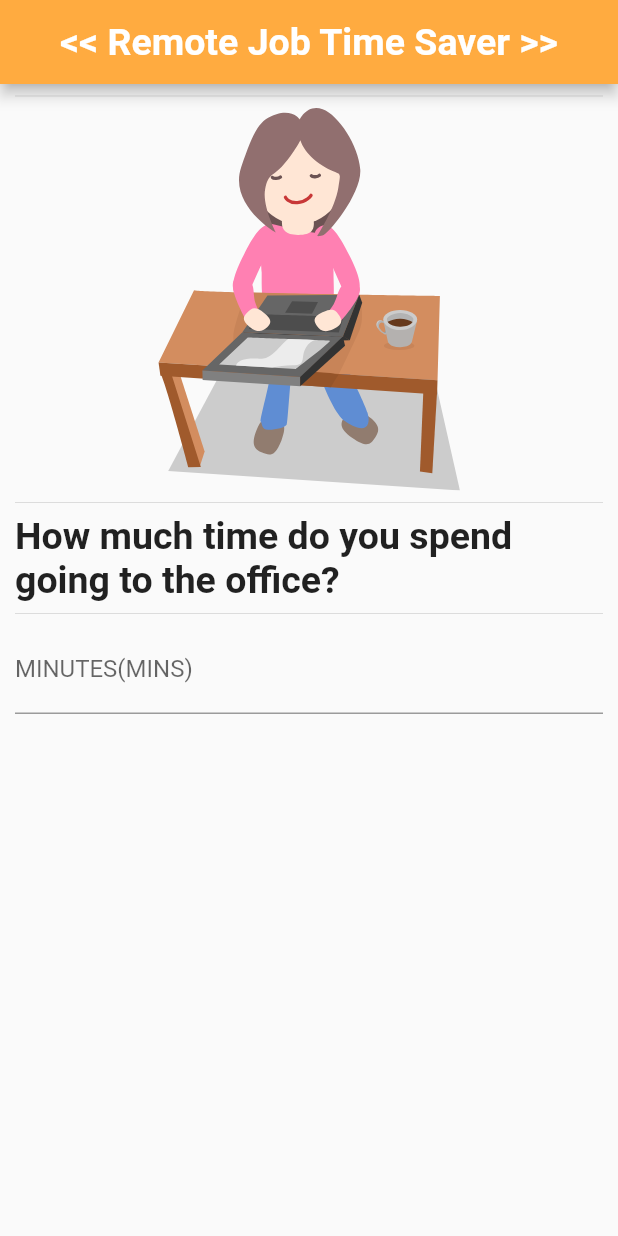
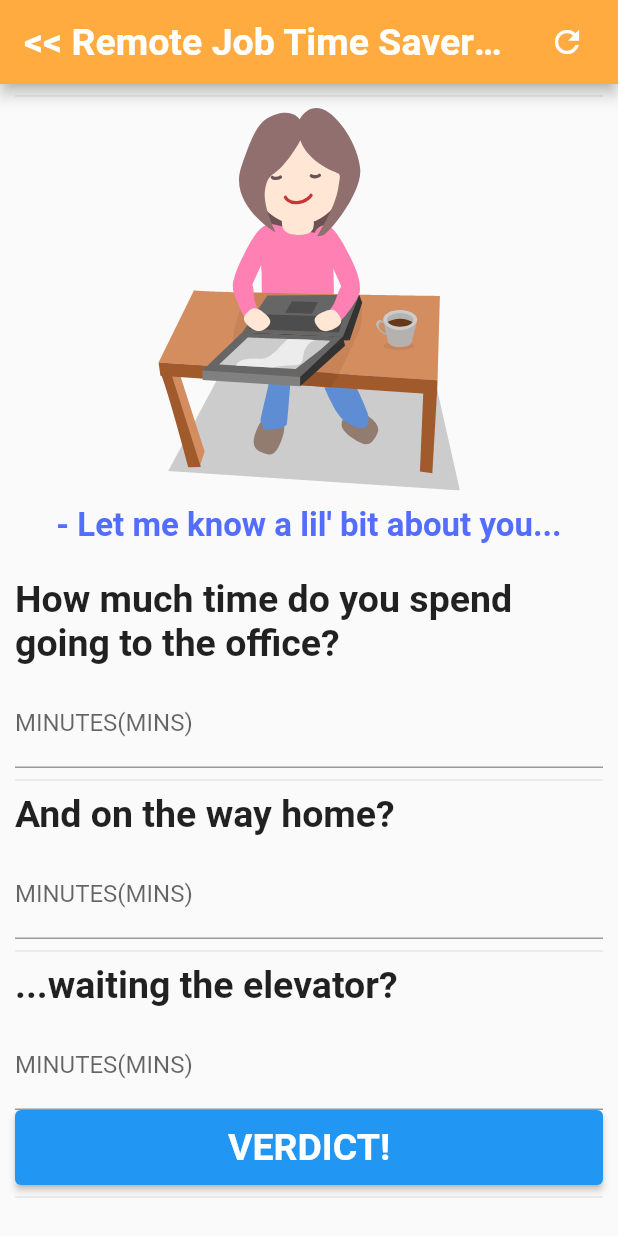
Before and after one commit to prfigueiredo/time_saver, a Flutter app: the screen it shows after launch, on a phone screen of 412 x 824 dp. Run offline on Flutter 3.47's test engine with Material 2 defaults, Android fonts, the light colour scheme and no system bars; our stand-ins replace flutter_svg.

Commit message:
View and Presenter almost done

```diff
--- a/lib/Presenter/presenter_page.dart
+++ b/lib/Presenter/presenter_page.dart
@@ -1,4 +1,44 @@
+import 'package:flutter/material.dart';
+
 // Presenter (Model-View-Presenter pattern)
 class Presenter{
+  //Vars
+  late String picture = 'assets/remote.svg';
+  late String info =  "- Let me know a lil' bit about you...";
+  double? tempo;
+
+  //Controllers
+  TextEditingController goController = TextEditingController();
+  TextEditingController backController = TextEditingController();
+  TextEditingController elevatorController = TextEditingController();
+
+  //A method that calculates spent time by the user.
+  void calculate(){
+    double go = double.parse(goController.text.replaceAll(',', '.'));
+    double back = double.parse(backController.text.replaceAll(',', '.'));
+    double elevator = double.parse(elevatorController.text.replaceAll(',', '.'));
+    //22 worked by month - 12 months worked per year
+    tempo = ((go + back + elevator) * 22/60*12)/24;
+  }
+
+  //A method to change the SVG
+  void change(){
+    picture = 'assets/stressedout.svg';
+    if(tempo == null) {
+      info = "Error loading data...";
+      print(tempo);
+    }else{
+      info = "Gosh! You saved ${tempo.toString()} days per year of your life!";
+    }
+  }
+
+  //A method to refresh information
+  void refresh(){
+    goController.clear();
+    backController.clear();
+    elevatorController.clear();
+    picture = 'assets/remote.svg';
+    info =  "- Let me know a lil' bit about you...";
+  }
 
 }
--- a/lib/View/home_page.dart
+++ b/lib/View/home_page.dart
@@ -1,5 +1,6 @@
 import 'package:flutter/material.dart';
 import 'package:flutter_svg/flutter_svg.dart';
+import 'package:time_saver/Presenter/presenter_page.dart';
 
 //View (Model-View-Presenter pattern)
 class Home extends StatefulWidget {
@@ -10,6 +11,9 @@ class Home extends StatefulWidget {
 }
 
 class _HomeState extends State<Home> {
+  //Instancing Presenter
+  Presenter c = Presenter();
+
   @override
   Widget build(BuildContext context) {
     return Scaffold(
@@ -20,6 +24,17 @@ class _HomeState extends State<Home> {
         ),
         backgroundColor: Colors.orangeAccent,
         centerTitle: true,
+        actions: [
+          IconButton(
+            onPressed: () {
+              setState(() {
+                c.refresh();
+              });
+            },
+            icon: Icon(Icons.refresh),
+          ),
+          const SizedBox(width: 10),
+        ],
       ),
       body: SingleChildScrollView(
         padding: const EdgeInsets.fromLTRB(10, 0, 10, 0),
@@ -28,22 +43,78 @@ class _HomeState extends State<Home> {
           children: [
             const Divider(),
             SvgPicture.asset(
-              'assets/remote.svg',
               height: 255,
+              c.picture,
             ),
-            const Divider(),
+            const SizedBox(height: 10),
+            Center(
+                child: Text(
+              c.info,
+              style: TextStyle(
+                  fontWeight: FontWeight.bold,
+                  fontSize: 22,
+                  color: Colors.indigoAccent),
+            )),
+            const SizedBox(
+              height: 22,
+            ),
             Text(
               'How much time do you spend going to the office?',
               style: TextStyle(fontWeight: FontWeight.bold, fontSize: 25),
             ),
-            const Divider(),
+            const SizedBox(height: 10),
             TextField(
               keyboardType: TextInputType.number,
               decoration: InputDecoration(
                 labelText: 'MINUTES(MINS)',
               ),
               textAlign: TextAlign.center,
+              controller: c.goController,
             ),
+            const Divider(),
+            Text(
+              'And on the way home?',
+              style: TextStyle(fontSize: 25, fontWeight: FontWeight.bold),
+            ),
+            const SizedBox(height: 10),
+            TextField(
+              keyboardType: TextInputType.number,
+              decoration: InputDecoration(
+                labelText: 'MINUTES(MINS)',
+              ),
+              textAlign: TextAlign.center,
+              controller: c.backController,
+            ),
+            const Divider(),
+            Text(
+              '...waiting the elevator?',
+              style: TextStyle(fontWeight: FontWeight.bold, fontSize: 25),
+            ),
+            const SizedBox(height: 10),
+            TextField(
+              keyboardType: TextInputType.number,
+              decoration: InputDecoration(
+                labelText: 'MINUTES(MINS)',
+              ),
+              textAlign: TextAlign.center,
+              controller: c.elevatorController,
+            ),
+            SizedBox(
+                height: 50,
+                width: 50,
+                child: ElevatedButton(
+                    onPressed: () {
+                      setState(() {
+                        c.calculate();
+                        c.change();
+                      });
+                    },
+                    child: Text(
+                      'VERDICT!',
+                      style:
+                          TextStyle(fontSize: 25, fontWeight: FontWeight.bold),
+                    ))),
+            const Divider(),
           ],
         ),
       ),
--- a/pubspec.yaml
+++ b/pubspec.yaml
@@ -62,6 +62,7 @@ flutter:
   # To add assets to your application, add an assets section, like this:
   assets:
     - assets/remote.svg
+    - assets/stressedout.svg
 
 
   # An image asset can refer to one or more resolution-specific "variants", see
```
